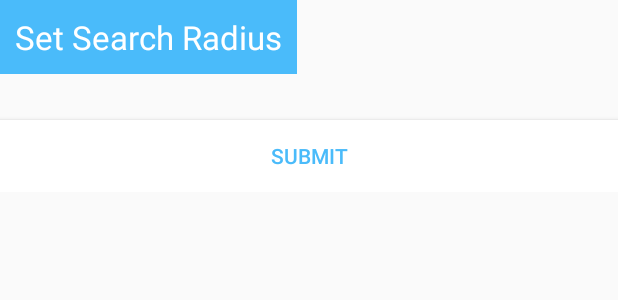
After one commit to oisinredmond/Final-Year-Project, an Android app: the layout search_settings_fragment.xml on its own in the app's theme, with its tools: preview values and no code run, on a phone screen of 412 x 824 dp. The commit adds this screen. Shown: the top 300 px of the screen. Run offline under Robolectric (Android 15) with nearby library versions, the phone set to English and light mode, and no system bars.

Commit message:
added comments

```diff
--- a/FYP_Prototype/app/build.gradle
+++ b/FYP_Prototype/app/build.gradle
@@ -34,6 +34,7 @@ dependencies {
     implementation 'com.google.firebase:firebase-database:16.0.0'
     implementation 'com.android.support.constraint:constraint-layout:1.1.3'
     implementation 'com.android.support:design:27.1.1'
+    implementation 'com.android.support:preference-v7:27.1.1'
     testImplementation 'junit:junit:4.12'
     androidTestImplementation 'com.android.support.test:runner:1.0.2'
     androidTestImplementation 'com.android.support.test.espresso:espresso-core:3.0.2'
--- /dev/null
+++ b/FYP_Prototype/app/src/main/res/layout/search_settings_fragment.xml
@@ -0,0 +1,36 @@
+<?xml version="1.0" encoding="utf-8"?>
+<LinearLayout xmlns:android="http://schemas.android.com/apk/res/android"
+    android:orientation="vertical"
+    android:layout_width="match_parent"
+    android:layout_height="wrap_content"
+    android:layout_centerInParent="true">
+
+    <TextView
+        android:layout_width="wrap_content"
+        android:layout_height="match_parent"
+        android:text="Set Search Radius"
+        android:padding="10dp"
+        android:textColor="@color/colorAccent"
+        android:textSize="22dp"
+        android:background="@color/colorPrimary"/>
+
+    <RadioGroup
+        android:id="@+id/radio_group"
+        android:padding="15dp"
+        android:layout_width="wrap_content"
+        android:layout_height="wrap_content"
+        android:orientation="vertical">
+    </RadioGroup>
+
+    <Button
+        android:id="@+id/submit"
+        android:layout_width="match_parent"
+        android:layout_height="wrap_content"
+        android:textColor="@color/colorPrimary"
+        android:background="#FFFF"
+        android:elevation="0dp"
+        android:shadowColor="#FFFF"
+        android:layout_gravity="right"
+        android:text="Submit"/>
+
+</LinearLayout>
```
Also changed, not shown: FYP_Prototype/app/src/main/java/com/example/oisin/fyp_prototype/DatabaseConnection.java (+8 -0 lines), FYP_Prototype/app/src/main/java/com/example/oisin/fyp_prototype/ForecastConnection.java (+12 -1 lines), FYP_Prototype/app/src/main/java/com/example/oisin/fyp_prototype/ForecastDay.java (+9 -0 lines), FYP_Prototype/app/src/main/java/com/example/oisin/fyp_prototype/LocationFragmentMenu.java (+9 -0 lines), FYP_Prototype/app/src/main/java/com/example/oisin/fyp_prototype/LocationObject.java (+9 -0 lines), FYP_Prototype/app/src/main/java/com/example/oisin/fyp_prototype/LocationsConnection.java (+9 -1 lines), FYP_Prototype/app/src/main/java/com/example/oisin/fyp_prototype/MapsActivity.java (+81 -7 lines), FYP_Prototype/app/src/main/java/com/example/oisin/fyp_prototype/MyApplication.java (+9 -0 lines), FYP_Prototype/app/src/main/java/com/example/oisin/fyp_prototype/ViewForecastActivity.java (+10 -1 lines), FYP_Prototype/app/src/main/res/layout/activity_maps.xml (+8 -7 lines), FYP_Prototype/app/src/main/res/values/strings.xml (+9 -0 lines), FYP_Prototype/app/src/main/res/drawable/search_settings.png (added), 1 other file.
